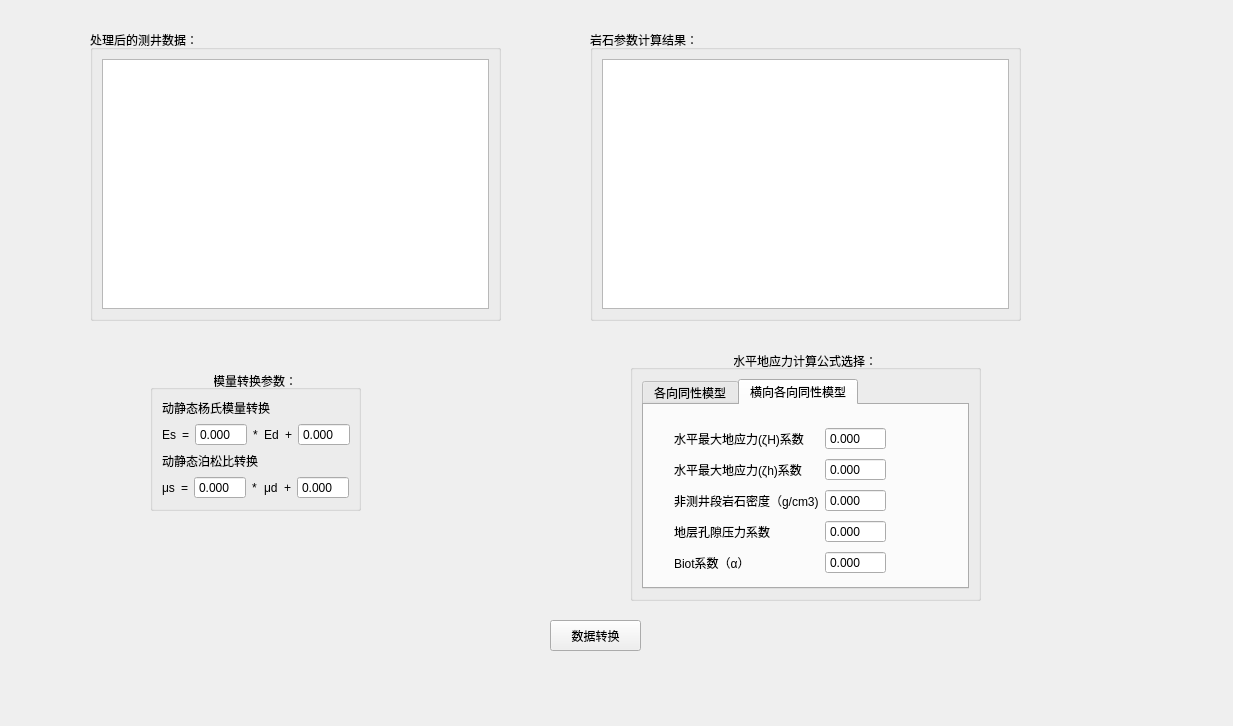
Above: UI/calproperty.ui from miketian2020/fracturing before the change. Below: the same form after it.
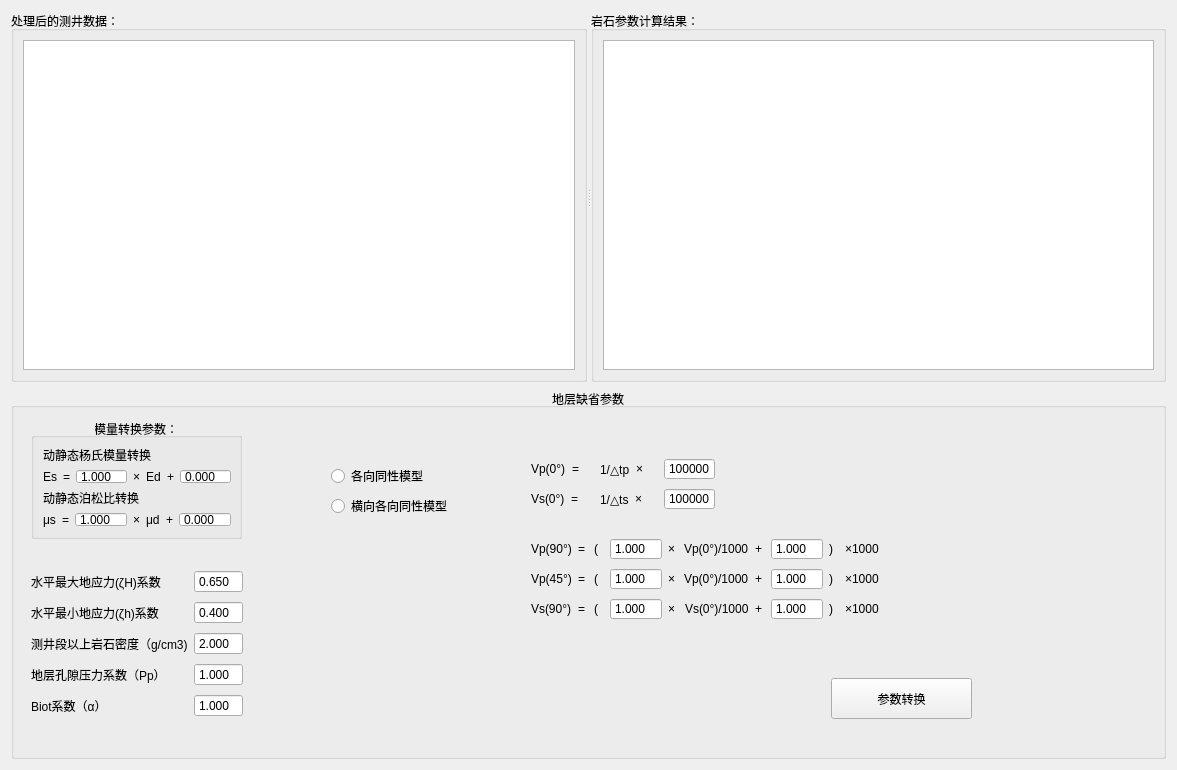
That is the form after the change. The open tabs and pages were chosen to show the change.

```diff
--- a/UI/calproperty.ui
+++ b/UI/calproperty.ui
@@ -6,22 +6,20 @@
    <rect>
     <x>0</x>
     <y>0</y>
-    <width>1233</width>
-    <height>726</height>
+    <width>1177</width>
+    <height>770</height>
    </rect>
   </property>
   <property name="windowTitle">
    <string>岩石参数计算</string>
   </property>
+  <layout class="QVBoxLayout" name="verticalLayout">
+   <item>
+    <widget class="QSplitter" name="splitter">
+     <property name="orientation">
+      <enum>Qt::Horizontal</enum>
+     </property>
   <widget class="QGroupBox" name="groupBox">
-   <property name="geometry">
-    <rect>
-     <x>90</x>
-     <y>30</y>
-     <width>411</width>
-     <height>291</height>
-    </rect>
-   </property>
    <property name="title">
     <string>处理后的测井数据：</string>
    </property>
@@ -32,274 +30,51 @@
    </layout>
   </widget>
   <widget class="QGroupBox" name="groupBox_2">
-   <property name="geometry">
-    <rect>
-     <x>590</x>
-     <y>30</y>
-     <width>431</width>
-     <height>291</height>
-    </rect>
-   </property>
    <property name="title">
     <string>岩石参数计算结果：</string>
    </property>
+      <property name="flat">
+       <bool>false</bool>
+      </property>
+      <property name="checkable">
+       <bool>false</bool>
+      </property>
    <layout class="QHBoxLayout" name="horizontalLayout_2">
     <item>
      <widget class="QTableView" name="tv_result"/>
     </item>
    </layout>
   </widget>
-  <widget class="QGroupBox" name="groupBox_3">
-   <property name="geometry">
-    <rect>
-     <x>630</x>
-     <y>350</y>
-     <width>351</width>
-     <height>251</height>
-    </rect>
-   </property>
+    </widget>
+   </item>
+   <item>
+    <widget class="QGroupBox" name="groupBox_5">
    <property name="title">
-    <string>水平地应力计算公式选择：</string>
+      <string>地层缺省参数</string>
    </property>
    <property name="alignment">
     <set>Qt::AlignCenter</set>
    </property>
-   <layout class="QHBoxLayout" name="horizontalLayout_3">
-    <item>
-     <widget class="QTabWidget" name="tabWidget">
-      <property name="currentIndex">
-       <number>0</number>
-      </property>
-      <widget class="QWidget" name="tab">
-       <attribute name="title">
-        <string>各向同性模型</string>
-       </attribute>
-       <widget class="QWidget" name="layoutWidget_2">
+     <widget class="QPushButton" name="pb_convert">
         <property name="geometry">
          <rect>
-          <x>10</x>
-          <y>10</y>
-          <width>212</width>
-          <height>152</height>
-         </rect>
-        </property>
-        <layout class="QGridLayout" name="gridLayout_2">
-         <item row="1" column="1">
-          <widget class="QDoubleSpinBox" name="sb_h_xishu">
-           <property name="buttonSymbols">
-            <enum>QAbstractSpinBox::NoButtons</enum>
-           </property>
-           <property name="decimals">
-            <number>3</number>
-           </property>
-           <property name="value">
-            <double>0.400000000000000</double>
-           </property>
-          </widget>
-         </item>
-         <item row="1" column="0">
-          <widget class="QLabel" name="label_15">
+        <x>820</x>
+        <y>290</y>
+        <width>141</width>
+        <height>41</height>
+       </rect>
+      </property>
            <property name="text">
-            <string>水平最小地应力(ζh)系数</string>
-           </property>
-          </widget>
-         </item>
-         <item row="3" column="1">
-          <widget class="QDoubleSpinBox" name="sb_Pp">
-           <property name="buttonSymbols">
-            <enum>QAbstractSpinBox::NoButtons</enum>
-           </property>
-           <property name="decimals">
-            <number>3</number>
-           </property>
-           <property name="value">
-            <double>1.000000000000000</double>
-           </property>
-          </widget>
-         </item>
-         <item row="4" column="0">
-          <widget class="QLabel" name="label_18">
-           <property name="text">
-            <string>Biot系数（α）</string>
-           </property>
-          </widget>
-         </item>
-         <item row="4" column="1">
-          <widget class="QDoubleSpinBox" name="sb_Biot">
-           <property name="buttonSymbols">
-            <enum>QAbstractSpinBox::NoButtons</enum>
-           </property>
-           <property name="decimals">
-            <number>3</number>
-           </property>
-           <property name="value">
-            <double>0.500000000000000</double>
-           </property>
-          </widget>
-         </item>
-         <item row="2" column="1">
-          <widget class="QDoubleSpinBox" name="sb_cor_density">
-           <property name="buttonSymbols">
-            <enum>QAbstractSpinBox::NoButtons</enum>
-           </property>
-           <property name="decimals">
-            <number>3</number>
-           </property>
-           <property name="value">
-            <double>1.000000000000000</double>
-           </property>
-          </widget>
-         </item>
-         <item row="3" column="0">
-          <widget class="QLabel" name="label_20">
-           <property name="text">
-            <string>地层孔隙压力系数（Pp）</string>
-           </property>
-          </widget>
-         </item>
-         <item row="0" column="0">
-          <widget class="QLabel" name="label_21">
-           <property name="text">
-            <string>水平最大地应力(ζH)系数</string>
-           </property>
-          </widget>
-         </item>
-         <item row="0" column="1">
-          <widget class="QDoubleSpinBox" name="sb_H_xishu">
-           <property name="buttonSymbols">
-            <enum>QAbstractSpinBox::NoButtons</enum>
-           </property>
-           <property name="decimals">
-            <number>3</number>
-           </property>
-           <property name="value">
-            <double>0.650000000000000</double>
-           </property>
-          </widget>
-         </item>
-         <item row="2" column="0">
-          <widget class="QLabel" name="label_22">
-           <property name="text">
-            <string>测井段以上岩石密度（g/cm3)</string>
-           </property>
-          </widget>
-         </item>
-        </layout>
-       </widget>
-      </widget>
-      <widget class="QWidget" name="tab_2">
-       <attribute name="title">
-        <string>横向各向同性模型</string>
-       </attribute>
-       <widget class="QWidget" name="layoutWidget_3">
-        <property name="geometry">
-         <rect>
-          <x>30</x>
-          <y>20</y>
-          <width>212</width>
-          <height>152</height>
-         </rect>
-        </property>
-        <layout class="QGridLayout" name="gridLayout_3">
-         <item row="1" column="1">
-          <widget class="QDoubleSpinBox" name="doubleSpinBox_4">
-           <property name="buttonSymbols">
-            <enum>QAbstractSpinBox::NoButtons</enum>
-           </property>
-           <property name="decimals">
-            <number>3</number>
-           </property>
-          </widget>
-         </item>
-         <item row="1" column="0">
-          <widget class="QLabel" name="label_16">
-           <property name="text">
-            <string>水平最大地应力(ζh)系数</string>
-           </property>
-          </widget>
-         </item>
-         <item row="3" column="1">
-          <widget class="QDoubleSpinBox" name="doubleSpinBox_11">
-           <property name="buttonSymbols">
-            <enum>QAbstractSpinBox::NoButtons</enum>
-           </property>
-           <property name="decimals">
-            <number>3</number>
-           </property>
-          </widget>
-         </item>
-         <item row="4" column="0">
-          <widget class="QLabel" name="label_19">
-           <property name="text">
-            <string>Biot系数（α）</string>
-           </property>
-          </widget>
-         </item>
-         <item row="4" column="1">
-          <widget class="QDoubleSpinBox" name="doubleSpinBox_12">
-           <property name="buttonSymbols">
-            <enum>QAbstractSpinBox::NoButtons</enum>
-           </property>
-           <property name="decimals">
-            <number>3</number>
-           </property>
-          </widget>
-         </item>
-         <item row="2" column="1">
-          <widget class="QDoubleSpinBox" name="doubleSpinBox_13">
-           <property name="buttonSymbols">
-            <enum>QAbstractSpinBox::NoButtons</enum>
-           </property>
-           <property name="decimals">
-            <number>3</number>
-           </property>
-          </widget>
-         </item>
-         <item row="3" column="0">
-          <widget class="QLabel" name="label_23">
-           <property name="text">
-            <string>地层孔隙压力系数</string>
-           </property>
-          </widget>
-         </item>
-         <item row="0" column="0">
-          <widget class="QLabel" name="label_24">
-           <property name="text">
-            <string>水平最大地应力(ζH)系数</string>
-           </property>
-          </widget>
-         </item>
-         <item row="0" column="1">
-          <widget class="QDoubleSpinBox" name="doubleSpinBox_14">
-           <property name="buttonSymbols">
-            <enum>QAbstractSpinBox::NoButtons</enum>
-           </property>
-           <property name="decimals">
-            <number>3</number>
-           </property>
-          </widget>
-         </item>
-         <item row="2" column="0">
-          <widget class="QLabel" name="label_25">
-           <property name="text">
-            <string>非测井段岩石密度（g/cm3)</string>
-           </property>
-          </widget>
-         </item>
-        </layout>
-       </widget>
-      </widget>
-     </widget>
-    </item>
-   </layout>
+       <string>参数转换</string>
+      </property>
   </widget>
   <widget class="QGroupBox" name="groupBox_4">
    <property name="geometry">
     <rect>
-     <x>150</x>
-     <y>370</y>
+        <x>20</x>
+        <y>30</y>
      <width>211</width>
-     <height>141</height>
+        <height>121</height>
     </rect>
    </property>
    <property name="title">
@@ -343,12 +118,15 @@
         <property name="minimum">
          <double>-99.000000000000000</double>
         </property>
+           <property name="value">
+            <double>1.000000000000000</double>
+           </property>
        </widget>
       </item>
       <item>
        <widget class="QLabel" name="label_11">
         <property name="text">
-         <string>*</string>
+            <string>×</string>
         </property>
        </widget>
       </item>
@@ -415,12 +193,15 @@
         <property name="minimum">
          <double>-99.000000000000000</double>
         </property>
+           <property name="value">
+            <double>1.000000000000000</double>
+           </property>
        </widget>
       </item>
       <item>
        <widget class="QLabel" name="label_12">
         <property name="text">
-         <string>*</string>
+            <string>×</string>
         </property>
        </widget>
       </item>
@@ -455,19 +236,553 @@
     </item>
    </layout>
   </widget>
-  <widget class="QPushButton" name="pb_convert">
+     <widget class="QWidget" name="layoutWidget_2">
    <property name="geometry">
     <rect>
-     <x>550</x>
-     <y>620</y>
-     <width>91</width>
-     <height>31</height>
-    </rect>
-   </property>
+        <x>20</x>
+        <y>180</y>
+        <width>212</width>
+        <height>152</height>
+       </rect>
+      </property>
+      <layout class="QGridLayout" name="gridLayout_2">
+       <item row="1" column="1">
+        <widget class="QDoubleSpinBox" name="sb_h_xishu">
+         <property name="buttonSymbols">
+          <enum>QAbstractSpinBox::NoButtons</enum>
+         </property>
+         <property name="decimals">
+          <number>3</number>
+         </property>
+         <property name="value">
+          <double>0.400000000000000</double>
+         </property>
+        </widget>
+       </item>
+       <item row="1" column="0">
+        <widget class="QLabel" name="label_15">
    <property name="text">
-    <string>数据转换</string>
-   </property>
-  </widget>
+          <string>水平最小地应力(ζh)系数</string>
+         </property>
+        </widget>
+       </item>
+       <item row="3" column="1">
+        <widget class="QDoubleSpinBox" name="sb_Pp">
+         <property name="buttonSymbols">
+          <enum>QAbstractSpinBox::NoButtons</enum>
+         </property>
+         <property name="decimals">
+          <number>3</number>
+         </property>
+         <property name="value">
+          <double>1.000000000000000</double>
+         </property>
+        </widget>
+       </item>
+       <item row="4" column="0">
+        <widget class="QLabel" name="label_18">
+         <property name="text">
+          <string>Biot系数（α）</string>
+         </property>
+        </widget>
+       </item>
+       <item row="4" column="1">
+        <widget class="QDoubleSpinBox" name="sb_Biot">
+         <property name="buttonSymbols">
+          <enum>QAbstractSpinBox::NoButtons</enum>
+         </property>
+         <property name="decimals">
+          <number>3</number>
+         </property>
+         <property name="value">
+          <double>1.000000000000000</double>
+         </property>
+        </widget>
+       </item>
+       <item row="2" column="1">
+        <widget class="QDoubleSpinBox" name="sb_cor_density">
+         <property name="buttonSymbols">
+          <enum>QAbstractSpinBox::NoButtons</enum>
+         </property>
+         <property name="decimals">
+          <number>3</number>
+         </property>
+         <property name="value">
+          <double>2.000000000000000</double>
+         </property>
+        </widget>
+       </item>
+       <item row="3" column="0">
+        <widget class="QLabel" name="label_20">
+         <property name="text">
+          <string>地层孔隙压力系数（Pp）</string>
+         </property>
+        </widget>
+       </item>
+       <item row="0" column="0">
+        <widget class="QLabel" name="label_21">
+         <property name="text">
+          <string>水平最大地应力(ζH)系数</string>
+         </property>
+        </widget>
+       </item>
+       <item row="0" column="1">
+        <widget class="QDoubleSpinBox" name="sb_H_xishu">
+         <property name="buttonSymbols">
+          <enum>QAbstractSpinBox::NoButtons</enum>
+         </property>
+         <property name="decimals">
+          <number>3</number>
+         </property>
+         <property name="value">
+          <double>0.650000000000000</double>
+         </property>
+        </widget>
+       </item>
+       <item row="2" column="0">
+        <widget class="QLabel" name="label_22">
+         <property name="text">
+          <string>测井段以上岩石密度（g/cm3)</string>
+         </property>
+        </widget>
+       </item>
+      </layout>
+     </widget>
+     <widget class="QWidget" name="layoutWidget">
+      <property name="geometry">
+       <rect>
+        <x>520</x>
+        <y>180</y>
+        <width>348</width>
+        <height>22</height>
+       </rect>
+      </property>
+      <layout class="QHBoxLayout" name="horizontalLayout_8">
+       <item>
+        <widget class="QLabel" name="label_16">
+         <property name="text">
+          <string>Vp(45°)</string>
+         </property>
+        </widget>
+       </item>
+       <item>
+        <widget class="QLabel" name="label_45">
+         <property name="text">
+          <string>=</string>
+         </property>
+        </widget>
+       </item>
+       <item>
+        <widget class="QLabel" name="label_50">
+         <property name="text">
+          <string>(</string>
+         </property>
+        </widget>
+       </item>
+       <item>
+        <widget class="QDoubleSpinBox" name="k_vp90_3">
+         <property name="buttonSymbols">
+          <enum>QAbstractSpinBox::NoButtons</enum>
+         </property>
+         <property name="decimals">
+          <number>3</number>
+         </property>
+         <property name="minimum">
+          <double>-99.000000000000000</double>
+         </property>
+         <property name="value">
+          <double>1.000000000000000</double>
+         </property>
+        </widget>
+       </item>
+       <item>
+        <widget class="QLabel" name="label_41">
+         <property name="text">
+          <string>×</string>
+         </property>
+        </widget>
+       </item>
+       <item>
+        <widget class="QLabel" name="label_46">
+         <property name="text">
+          <string>Vp(0°)/1000</string>
+         </property>
+        </widget>
+       </item>
+       <item>
+        <widget class="QLabel" name="label_51">
+         <property name="text">
+          <string>+</string>
+         </property>
+        </widget>
+       </item>
+       <item>
+        <widget class="QDoubleSpinBox" name="k_vp90_4">
+         <property name="buttonSymbols">
+          <enum>QAbstractSpinBox::NoButtons</enum>
+         </property>
+         <property name="decimals">
+          <number>3</number>
+         </property>
+         <property name="minimum">
+          <double>-99.000000000000000</double>
+         </property>
+         <property name="value">
+          <double>1.000000000000000</double>
+         </property>
+        </widget>
+       </item>
+       <item>
+        <widget class="QLabel" name="label_55">
+         <property name="text">
+          <string>)</string>
+         </property>
+        </widget>
+       </item>
+       <item>
+        <widget class="QLabel" name="label_56">
+         <property name="text">
+          <string>×1000</string>
+         </property>
+        </widget>
+       </item>
+      </layout>
+     </widget>
+     <widget class="QWidget" name="layoutWidget_5">
+      <property name="geometry">
+       <rect>
+        <x>520</x>
+        <y>210</y>
+        <width>348</width>
+        <height>22</height>
+       </rect>
+      </property>
+      <layout class="QHBoxLayout" name="horizontalLayout_10">
+       <item>
+        <widget class="QLabel" name="label_62">
+         <property name="text">
+          <string>Vs(90°)</string>
+         </property>
+        </widget>
+       </item>
+       <item>
+        <widget class="QLabel" name="label_63">
+         <property name="text">
+          <string>=</string>
+         </property>
+        </widget>
+       </item>
+       <item>
+        <widget class="QLabel" name="label_64">
+         <property name="text">
+          <string>(</string>
+         </property>
+        </widget>
+       </item>
+       <item>
+        <widget class="QDoubleSpinBox" name="k_vp90_7">
+         <property name="buttonSymbols">
+          <enum>QAbstractSpinBox::NoButtons</enum>
+         </property>
+         <property name="decimals">
+          <number>3</number>
+         </property>
+         <property name="minimum">
+          <double>-99.000000000000000</double>
+         </property>
+         <property name="value">
+          <double>1.000000000000000</double>
+         </property>
+        </widget>
+       </item>
+       <item>
+        <widget class="QLabel" name="label_65">
+         <property name="text">
+          <string>×</string>
+         </property>
+        </widget>
+       </item>
+       <item>
+        <widget class="QLabel" name="label_66">
+         <property name="text">
+          <string>Vs(0°)/1000</string>
+         </property>
+        </widget>
+       </item>
+       <item>
+        <widget class="QLabel" name="label_67">
+         <property name="text">
+          <string>+</string>
+         </property>
+        </widget>
+       </item>
+       <item>
+        <widget class="QDoubleSpinBox" name="k_vp90_8">
+         <property name="buttonSymbols">
+          <enum>QAbstractSpinBox::NoButtons</enum>
+         </property>
+         <property name="decimals">
+          <number>3</number>
+         </property>
+         <property name="minimum">
+          <double>-99.000000000000000</double>
+         </property>
+         <property name="value">
+          <double>1.000000000000000</double>
+         </property>
+        </widget>
+       </item>
+       <item>
+        <widget class="QLabel" name="label_68">
+         <property name="text">
+          <string>)</string>
+         </property>
+        </widget>
+       </item>
+       <item>
+        <widget class="QLabel" name="label_69">
+         <property name="text">
+          <string>×1000</string>
+         </property>
+        </widget>
+       </item>
+      </layout>
+     </widget>
+     <widget class="QWidget" name="layoutWidget_9">
+      <property name="geometry">
+       <rect>
+        <x>520</x>
+        <y>100</y>
+        <width>184</width>
+        <height>22</height>
+       </rect>
+      </property>
+      <layout class="QHBoxLayout" name="horizontalLayout_16">
+       <item>
+        <widget class="QLabel" name="label_111">
+         <property name="text">
+          <string>Vs(0°)</string>
+         </property>
+        </widget>
+       </item>
+       <item>
+        <widget class="QLabel" name="label_112">
+         <property name="text">
+          <string>=</string>
+         </property>
+        </widget>
+       </item>
+       <item>
+        <widget class="QLabel" name="label_113">
+         <property name="text">
+          <string>1/△ts</string>
+         </property>
+        </widget>
+       </item>
+       <item>
+        <widget class="QLabel" name="label_114">
+         <property name="text">
+          <string>×</string>
+         </property>
+        </widget>
+       </item>
+       <item>
+        <widget class="QSpinBox" name="spinBox_3">
+         <property name="buttonSymbols">
+          <enum>QAbstractSpinBox::NoButtons</enum>
+         </property>
+         <property name="maximum">
+          <number>999999999</number>
+         </property>
+         <property name="value">
+          <number>1000000</number>
+         </property>
+        </widget>
+       </item>
+      </layout>
+     </widget>
+     <widget class="QWidget" name="layoutWidget">
+      <property name="geometry">
+       <rect>
+        <x>520</x>
+        <y>150</y>
+        <width>348</width>
+        <height>22</height>
+       </rect>
+      </property>
+      <layout class="QHBoxLayout" name="horizontalLayout_3">
+       <item>
+        <widget class="QLabel" name="label_14">
+         <property name="text">
+          <string>Vp(90°)</string>
+         </property>
+        </widget>
+       </item>
+       <item>
+        <widget class="QLabel" name="label_44">
+         <property name="text">
+          <string>=</string>
+         </property>
+        </widget>
+       </item>
+       <item>
+        <widget class="QLabel" name="label_49">
+         <property name="text">
+          <string>(</string>
+         </property>
+        </widget>
+       </item>
+       <item>
+        <widget class="QDoubleSpinBox" name="k_vp90">
+         <property name="buttonSymbols">
+          <enum>QAbstractSpinBox::NoButtons</enum>
+         </property>
+         <property name="decimals">
+          <number>3</number>
+         </property>
+         <property name="minimum">
+          <double>-99.000000000000000</double>
+         </property>
+         <property name="value">
+          <double>1.000000000000000</double>
+         </property>
+        </widget>
+       </item>
+       <item>
+        <widget class="QLabel" name="label_13">
+         <property name="text">
+          <string>×</string>
+         </property>
+        </widget>
+       </item>
+       <item>
+        <widget class="QLabel" name="label_43">
+         <property name="text">
+          <string>Vp(0°)/1000</string>
+         </property>
+        </widget>
+       </item>
+       <item>
+        <widget class="QLabel" name="label_48">
+         <property name="text">
+          <string>+</string>
+         </property>
+        </widget>
+       </item>
+       <item>
+        <widget class="QDoubleSpinBox" name="k_vp90_2">
+         <property name="buttonSymbols">
+          <enum>QAbstractSpinBox::NoButtons</enum>
+         </property>
+         <property name="decimals">
+          <number>3</number>
+         </property>
+         <property name="minimum">
+          <double>-99.000000000000000</double>
+         </property>
+         <property name="value">
+          <double>1.000000000000000</double>
+         </property>
+        </widget>
+       </item>
+       <item>
+        <widget class="QLabel" name="label_53">
+         <property name="text">
+          <string>)</string>
+         </property>
+        </widget>
+       </item>
+       <item>
+        <widget class="QLabel" name="label_54">
+         <property name="text">
+          <string>×1000</string>
+         </property>
+        </widget>
+       </item>
+      </layout>
+     </widget>
+     <widget class="QWidget" name="layoutWidget">
+      <property name="geometry">
+       <rect>
+        <x>520</x>
+        <y>70</y>
+        <width>184</width>
+        <height>22</height>
+       </rect>
+      </property>
+      <layout class="QHBoxLayout" name="horizontalLayout_15">
+       <item>
+        <widget class="QLabel" name="label_42">
+         <property name="text">
+          <string>Vp(0°)</string>
+         </property>
+        </widget>
+       </item>
+       <item>
+        <widget class="QLabel" name="label_47">
+         <property name="text">
+          <string>=</string>
+         </property>
+        </widget>
+       </item>
+       <item>
+        <widget class="QLabel" name="label_52">
+         <property name="text">
+          <string>1/△tp</string>
+         </property>
+        </widget>
+       </item>
+       <item>
+        <widget class="QLabel" name="label_57">
+         <property name="text">
+          <string>×</string>
+         </property>
+        </widget>
+       </item>
+       <item>
+        <widget class="QSpinBox" name="spinBox">
+         <property name="buttonSymbols">
+          <enum>QAbstractSpinBox::NoButtons</enum>
+         </property>
+         <property name="maximum">
+          <number>999999999</number>
+         </property>
+         <property name="value">
+          <number>1000000</number>
+         </property>
+        </widget>
+       </item>
+      </layout>
+     </widget>
+     <widget class="QRadioButton" name="radioButton">
+      <property name="geometry">
+       <rect>
+        <x>320</x>
+        <y>80</y>
+        <width>101</width>
+        <height>16</height>
+       </rect>
+      </property>
+      <property name="text">
+       <string>各向同性模型</string>
+      </property>
+     </widget>
+     <widget class="QRadioButton" name="radioButton_2">
+      <property name="geometry">
+       <rect>
+        <x>320</x>
+        <y>110</y>
+        <width>121</width>
+        <height>16</height>
+       </rect>
+      </property>
+      <property name="text">
+       <string>横向各向同性模型</string>
+      </property>
+     </widget>
+    </widget>
+   </item>
+  </layout>
  </widget>
  <resources/>
  <connections/>
```
Lines whose indentation alone changed are shown as unchanged.
